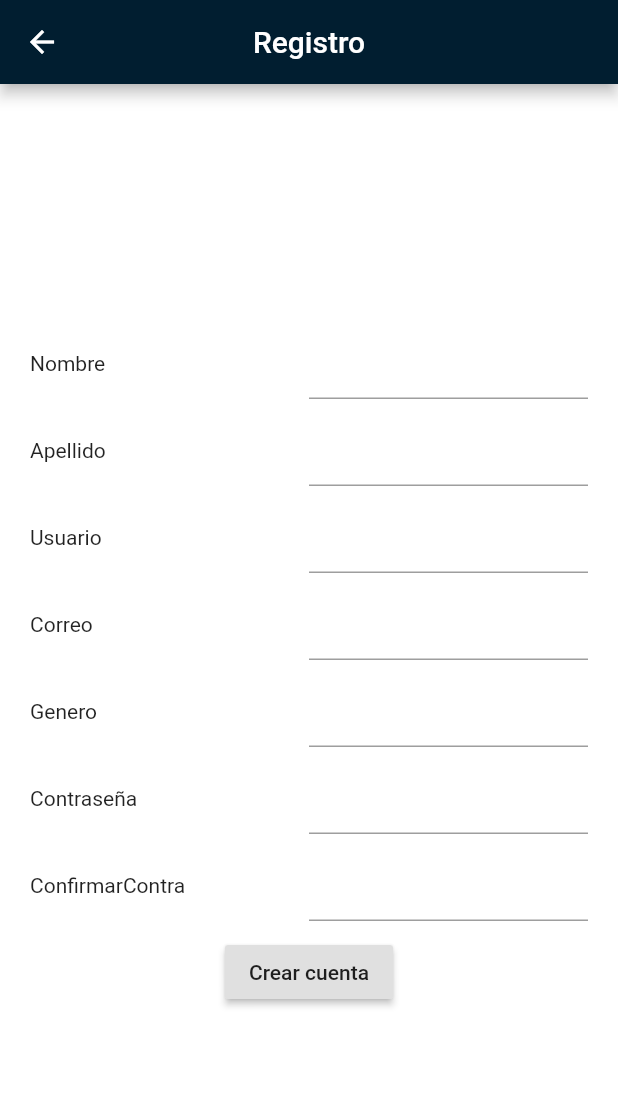
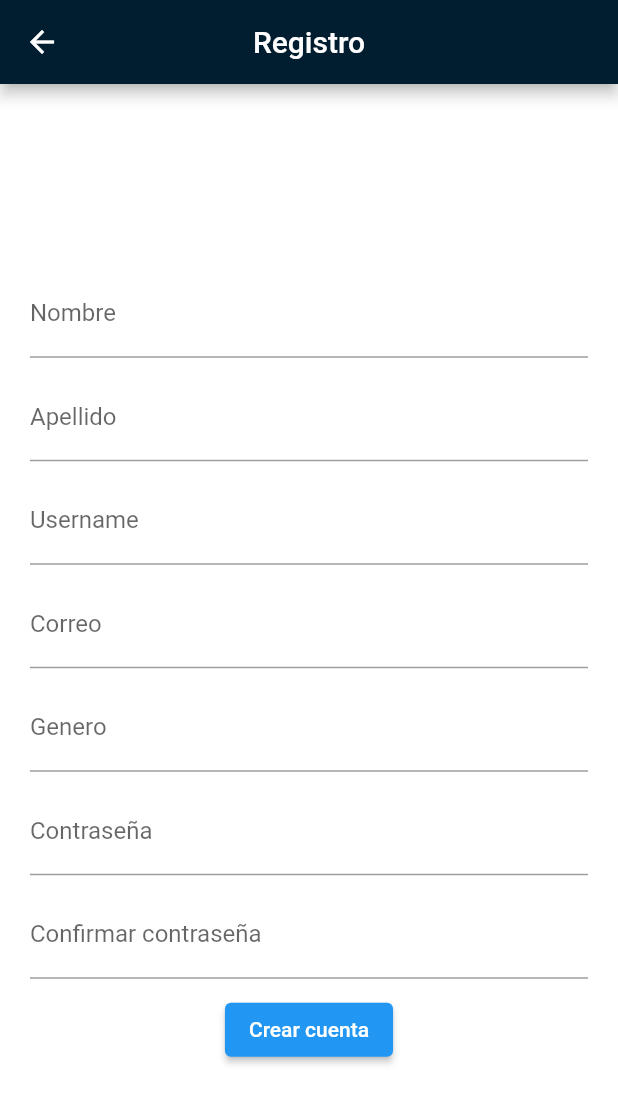
Before and after one commit to Detlos/aplicacionMovil, a Flutter app: the screen it shows after launch, after a tap on "Registrarse", on a phone screen of 412 x 824 dp. Shown: the top 1104 px of the screen. Run offline on Flutter 3.47's test engine with Material 2 defaults, Android fonts, the phone set to English and light mode, and no system bars; our stand-ins replace dio, fluttertoast, get; network calls fail.

```diff
--- a/lib/main.dart
+++ b/lib/main.dart
@@ -12,11 +12,12 @@ class MyApp extends StatelessWidget {
   @override
   Widget build(BuildContext context) {
     return GetMaterialApp(
+      debugShowCheckedModeBanner: false,
       initialRoute: '/',
       getPages: [
         GetPage(name: '/', page: () => PrincipalPage()),
         GetPage(name: '/login', page: () => LoginPage()),
-        GetPage(name: '/registro', page: () => RegistroPage()),
+        GetPage(name: '/registro', page: () => RegisterPage()),
       ],
     );
   }
--- a/lib/pages/principalPage.dart
+++ b/lib/pages/principalPage.dart
@@ -21,21 +21,24 @@ class PrincipalPage extends StatelessWidget {
           Row(
             children: [
               Expanded(
-                  child: RaisedButton(
-                      color: Colors.blue,
+                  child: ElevatedButton(
+                      style: ElevatedButton.styleFrom(
+                        primary: Colors.blue, // background
+                      ),
                       child: Text(
                         'Registrarse',
                         style: estilo,
                       ),
                       onPressed: () {
-                        Get.to(RegistroPage(), transition: Transition.fade);
+                        Get.to(RegisterPage(), transition: Transition.size);
                       })),
               SizedBox(width: 5),
               Expanded(
-                  child: RaisedButton(
+                  child: ElevatedButton(
+                      style: ElevatedButton.styleFrom(primary: Colors.grey),
                       child: Text('Inicia sesion'),
                       onPressed: () {
-                        Get.to(LoginPage(), transition: Transition.fade);
+                        Get.to(LoginPage(), transition: Transition.size);
                       })),
               SizedBox(height: 250)
             ],
--- a/lib/pages/registroPage.dart
+++ b/lib/pages/registroPage.dart
@@ -1,6 +1,14 @@
 import 'package:flutter/material.dart';
+import 'package:fluttertoast/fluttertoast.dart';
+import 'package:integradora/services/authservice.dart';
 
-class RegistroPage extends StatelessWidget {
+class RegisterPage extends StatefulWidget {
+  @override
+  _RegisterPageState createState() => _RegisterPageState();
+}
+
+class _RegisterPageState extends State<RegisterPage> {
+  var email, password, name, lastName, gender, verification, userName;
   TextStyle estilo = TextStyle(color: Colors.white);
   @override
   Widget build(BuildContext context) {
@@ -23,8 +31,13 @@ class RegistroPage extends StatelessWidget {
             ),
             Row(
               children: [
-                Expanded(child: Text('Nombre')),
-                Expanded(child: TextField())
+                Expanded(
+                    child: TextField(
+                  decoration: InputDecoration(labelText: 'Nombre'),
+                  onChanged: (val) {
+                    email = val;
+                  },
+                ))
               ],
             ),
             SizedBox(
@@ -32,8 +45,13 @@ class RegistroPage extends StatelessWidget {
             ),
             Row(
               children: [
-                Expanded(child: Text('Apellido')),
-                Expanded(child: TextField())
+                Expanded(
+                    child: TextField(
+                  decoration: InputDecoration(labelText: 'Apellido'),
+                  onChanged: (val) {
+                    lastName = val;
+                  },
+                ))
               ],
             ),
             SizedBox(
@@ -41,8 +59,13 @@ class RegistroPage extends StatelessWidget {
             ),
             Row(
               children: [
-                Expanded(child: Text('Usuario')),
-                Expanded(child: TextField())
+                Expanded(
+                    child: TextField(
+                  decoration: InputDecoration(labelText: 'Username'),
+                  onChanged: (val) {
+                    userName = val;
+                  },
+                ))
               ],
             ),
             SizedBox(
@@ -50,8 +73,13 @@ class RegistroPage extends StatelessWidget {
             ),
             Row(
               children: [
-                Expanded(child: Text('Correo')),
-                Expanded(child: TextField())
+                Expanded(
+                    child: TextField(
+                  decoration: InputDecoration(labelText: 'Correo'),
+                  onChanged: (val) {
+                    email = val;
+                  },
+                ))
               ],
             ),
             SizedBox(
@@ -59,8 +87,13 @@ class RegistroPage extends StatelessWidget {
             ),
             Row(
               children: [
-                Expanded(child: Text('Genero')),
-                Expanded(child: TextField())
+                Expanded(
+                    child: TextField(
+                  decoration: InputDecoration(labelText: 'Genero'),
+                  onChanged: (val) {
+                    gender = val;
+                  },
+                ))
               ],
             ),
             SizedBox(
@@ -68,9 +101,12 @@ class RegistroPage extends StatelessWidget {
             ),
             Row(
               children: [
-                Expanded(child: Text('Contraseña')),
                 Expanded(
                     child: TextField(
+                  decoration: InputDecoration(labelText: 'Contraseña'),
+                  onChanged: (val) {
+                    password = val;
+                  },
                   obscureText: true,
                 ))
               ],
@@ -80,9 +116,13 @@ class RegistroPage extends StatelessWidget {
             ),
             Row(
               children: [
-                Expanded(child: Text('ConfirmarContra')),
                 Expanded(
                     child: TextField(
+                  decoration:
+                      InputDecoration(labelText: 'Confirmar contraseña'),
+                  onChanged: (val) {
+                    verification = val;
+                  },
                   obscureText: true,
                 ))
               ],
@@ -90,7 +130,39 @@ class RegistroPage extends StatelessWidget {
             SizedBox(
               height: 10,
             ),
-            RaisedButton(child: Text('Crear cuenta'), onPressed: () {})
+            ElevatedButton(
+                child: Text('Crear cuenta'),
+                onPressed: () {
+                  if (password == verification) {
+                    Map<String, dynamic> data = {
+                      'username': userName,
+                      'email': email,
+                      'password': password,
+                      'nombre': name,
+                      'apellido': lastName,
+                      'genero': gender
+                    };
+                    AuthService().registerUser(data).then((val) {
+                      if (val.data['success']) {
+                        Fluttertoast.showToast(
+                            msg: val.data['msg'],
+                            toastLength: Toast.LENGTH_SHORT,
+                            gravity: ToastGravity.BOTTOM,
+                            backgroundColor: Colors.green,
+                            textColor: Colors.white,
+                            fontSize: 16.0);
+                      }
+                    });
+                  } else {
+                    Fluttertoast.showToast(
+                        msg: 'Las contrseñas no coinciden',
+                        toastLength: Toast.LENGTH_SHORT,
+                        gravity: ToastGravity.BOTTOM,
+                        backgroundColor: Colors.green,
+                        textColor: Colors.white,
+                        fontSize: 16.0);
+                  }
+                })
           ],
         ),
       ),
```
Also changed, not shown: lib/pages/loginPage.dart (+36 -6 lines), lib/services/authservice.dart (added, +37 -0 lines), pubspec.yaml (+5 -2 lines), pubspec.lock, 3 other files.
